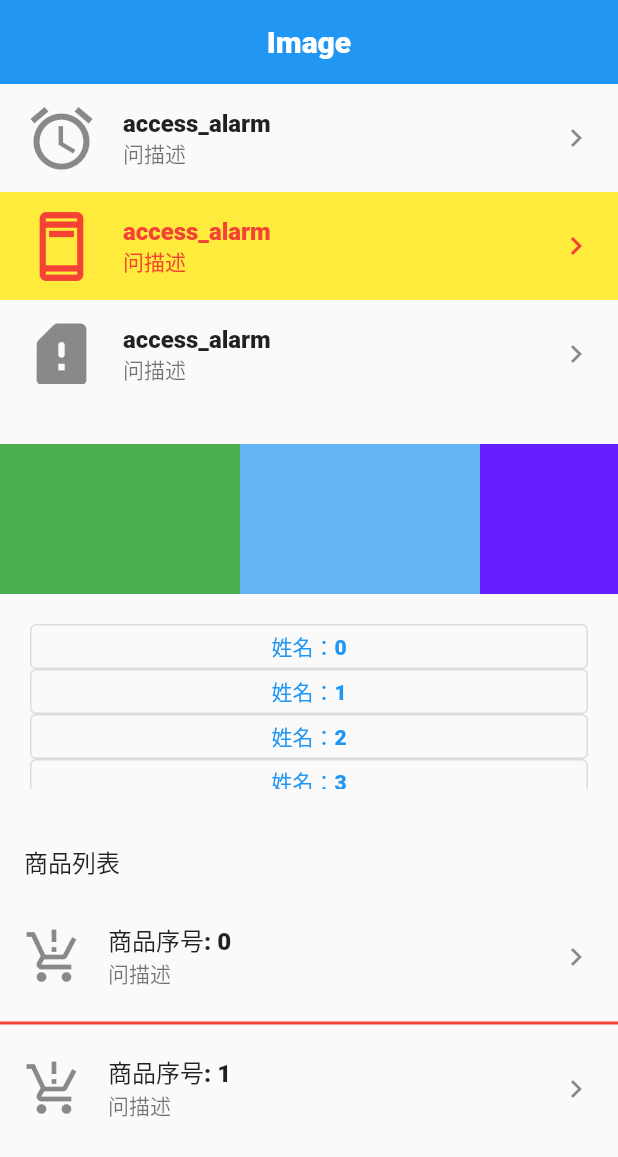
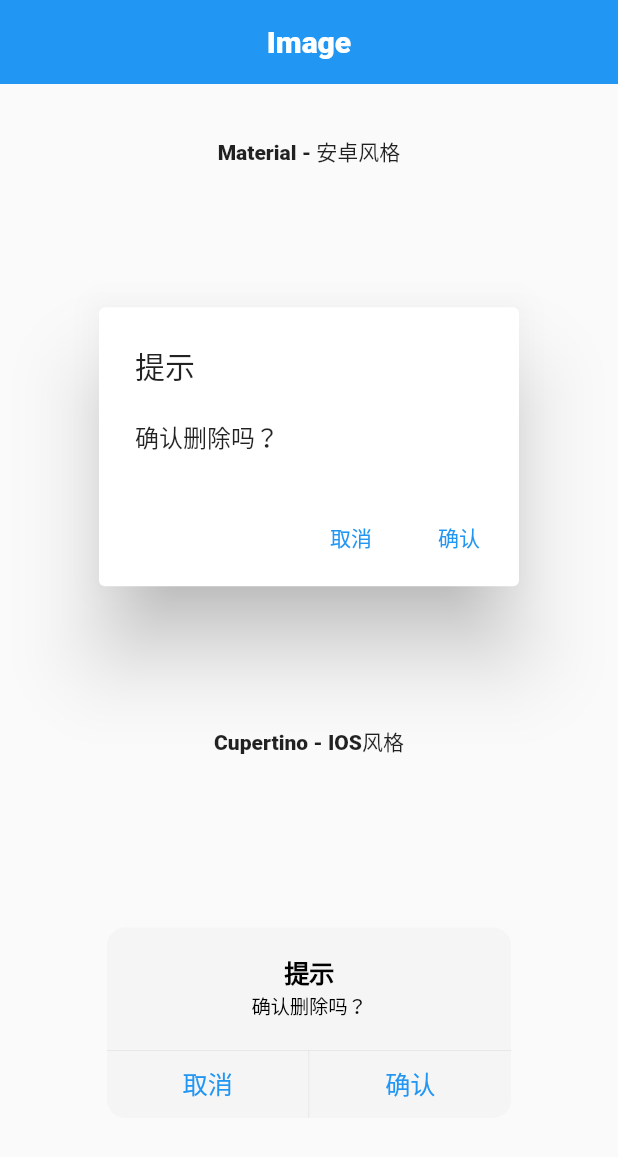
Before and after one commit to zhazhanitian/flutter_first, a Flutter app: the screen it shows after launch, on a phone screen of 412 x 824 dp. Shown: the top 1157 px of the screen. Run offline on Flutter 3.47's test engine with Material 2 defaults, Android fonts, the phone set to English and light mode, and no system bars; missing offline and left inert: dart:ffi.

Commit message:
feat: update file

```diff
--- /dev/null
+++ b/lib/06_other/01_Cupertino.dart
@@ -0,0 +1,103 @@
+import 'package:flutter/material.dart';
+import 'package:flutter/cupertino.dart';
+import 'dart:io';
+
+class Home extends StatelessWidget {
+  const Home({Key? key}) : super(key: key);
+
+  @override
+  Widget build(BuildContext context) {
+    return Scaffold(
+      appBar: AppBar(
+        title: const Text('Image'),
+        elevation: 0.0,
+        centerTitle: true,
+      ),
+      body: const CupertinoDemo(),
+    );
+  }
+}
+
+class CupertinoDemo extends StatelessWidget {
+  const CupertinoDemo({Key? key}) : super(key: key);
+
+  @override
+  Widget build(BuildContext context) {
+    Widget dialogBox = const CupertinoTest();
+    if (Platform.isIOS) {
+      dialogBox = const CupertinoTest();
+    }
+    if (Platform.isAndroid) {
+      dialogBox = const MaterialDemo();
+    }
+
+    return Container(
+      child: Column(
+        mainAxisAlignment: MainAxisAlignment.spaceAround,
+        children: [
+          const Text('Material - 安卓风格'),
+          // const MaterialDemo(),
+          dialogBox,
+          const Text('Cupertino - IOS风格'),
+          const CupertinoTest(),
+        ],
+      ),
+    );
+  }
+}
+
+class MaterialDemo extends StatelessWidget {
+  const MaterialDemo({Key? key}) : super(key: key);
+
+  @override
+  Widget build(BuildContext context) {
+    return Container(
+      child: AlertDialog(
+        title: const Text('提示'),
+        content: const Text('确认删除吗？'),
+        actions: [
+          TextButton(
+            onPressed: () {
+              print('取消逻辑');
+            },
+            child: const Text('取消'),
+          ),
+          TextButton(
+            onPressed: () {
+              print('确认逻辑');
+            },
+            child: const Text('确认'),
+          ),
+        ],
+      ),
+    );
+  }
+}
+
+class CupertinoTest extends StatelessWidget {
+  const CupertinoTest({Key? key}) : super(key: key);
+
+  @override
+  Widget build(BuildContext context) {
+    return Container(
+      child: CupertinoAlertDialog(
+        title: const Text('提示'),
+        content: const Text('确认删除吗？'),
+        actions: [
+          CupertinoDialogAction(
+            child: const Text('取消'),
+            onPressed: () {
+              print('取消逻辑');
+            },
+          ),
+          CupertinoDialogAction(
+            child: const Text('确认'),
+            onPressed: () {
+              print('确认逻辑');
+            },
+          ),
+        ],
+      ),
+    );
+  }
+}
--- a/lib/main.dart
+++ b/lib/main.dart
@@ -11,7 +11,10 @@ import 'package:flutter/material.dart';
 // import '03_button/02_button.dart';
 // import '04_image/01_image.dart';
 // import '05_list/01_SingleChildScrollView.dart';
-import '05_list/02_listView.dart';
+// import '05_list/02_listView.dart';
+// import '05_list/03_GridView.dart';
+// import '05_list/04_GridView.dart';
+import '06_other/01_Cupertino.dart';
 
 void main() {
   runApp(const MyApp());
```
Also changed, not shown: lib/05_list/03_GridView.dart (added, +101 -0 lines), lib/05_list/04_GridView.dart (added, +53 -0 lines).
